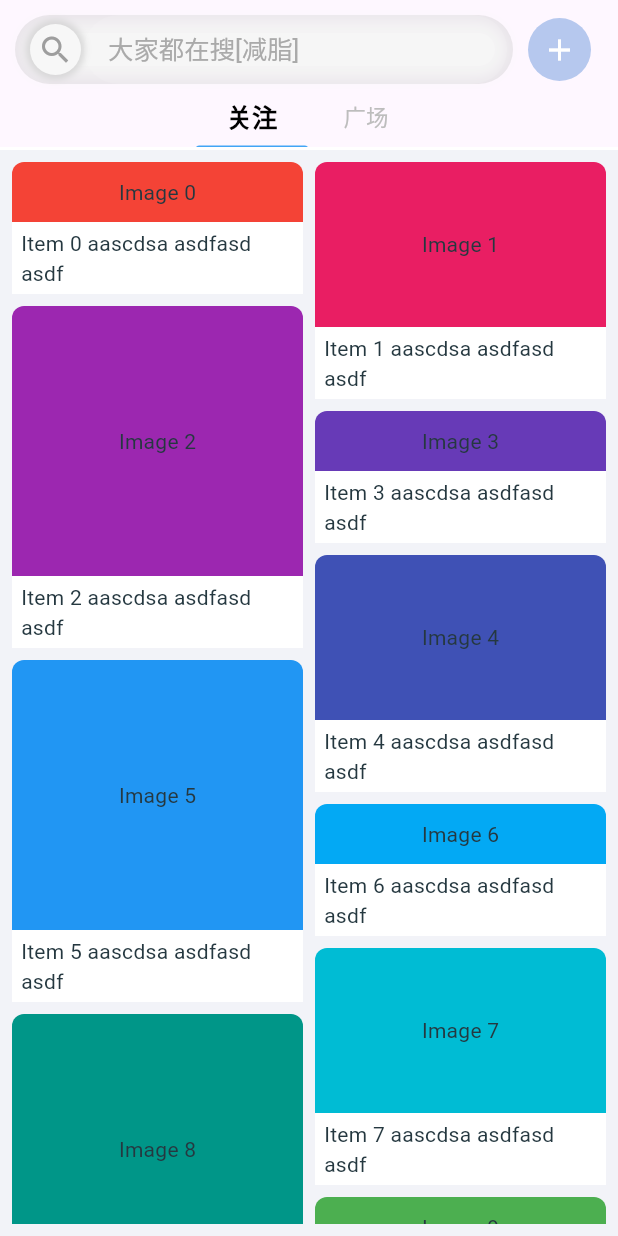
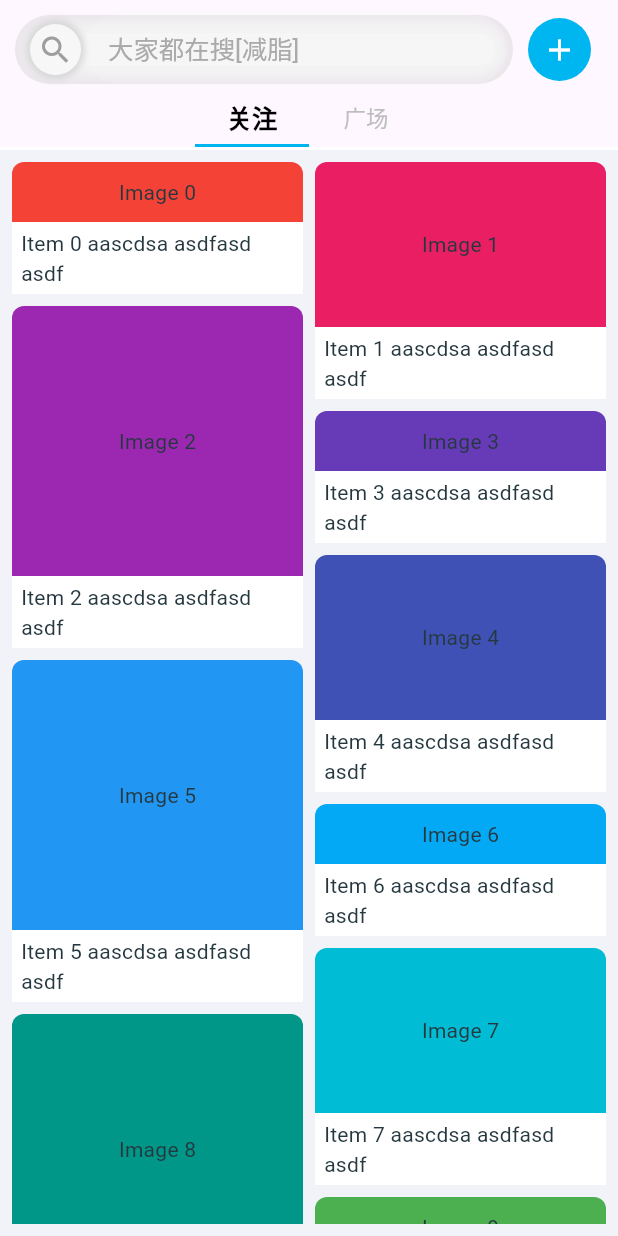
Before and after one commit to LLLLLrf/WearWizard, a Flutter app: the IdeasHome widget shown alone on an empty page, opened directly, on a phone screen of 412 x 824 dp. Run offline on Flutter 3.47's test engine with Material 3 defaults, Android fonts, the phone set to English and light mode, and no system bars; drawn by our look-alikes of contained_tab_bar_view, waterfall_flow; our stand-ins replace camera, dropdown_button2, flutter_rating_bar, flutter_swiper_plus, font_awesome_flutter, video_player; missing offline and left inert: searchbar_animation; network calls fail; Roboto replaces fonts that are missing (WorkSans).

Commit message:
feat: 优化颜色等效果

```diff
--- a/lib/wear_wizard/ideas/ideas_home.dart
+++ b/lib/wear_wizard/ideas/ideas_home.dart
@@ -45,9 +45,17 @@ class _IdeasHomeState extends State<IdeasHome> {
                   ),
                 ),
                 height: 42.0,
-                indicatorColor: Colors.blue[400],
-
-                indicatorWeight: 3.0,
+                indicatorColor: WearWizardTheme.nearlyBlue,
+                indicatorSize: TabBarIndicatorSize.label,
+                indicator: const BoxDecoration(
+                  shape: BoxShape.rectangle,
+                  border: Border(
+                    bottom: BorderSide(
+                      color: WearWizardTheme.nearlyBlue,
+                      width: 4.0,
+                    ),
+                  ),
+                ),
                 labelColor: Colors.black,
                 labelStyle: const TextStyle(
                   fontSize: 17.0,
@@ -68,7 +76,7 @@ class _IdeasHomeState extends State<IdeasHome> {
           ),
           Container(
             // color: WearWizardTheme.background,
-            color: Color.fromARGB(255, 255, 255, 255),
+            color: const Color.fromARGB(255, 255, 255, 255),
             margin: const EdgeInsets.only(top: 98.0),
             height: 2,
           )
--- a/lib/wear_wizard/ideas/search_bar.dart
+++ b/lib/wear_wizard/ideas/search_bar.dart
@@ -107,7 +107,7 @@ class _SearchBarScreenState extends State<SearchBarScreen> {
             width: 42,
             decoration: const BoxDecoration(
               shape: BoxShape.circle,
-              color: WearWizardTheme.blueButton,
+              color: WearWizardTheme.nearlyBlue,
             ),
             margin: EdgeInsets.only(left: screenWidth - 60, top: 12),
             child: IconButton(
```
